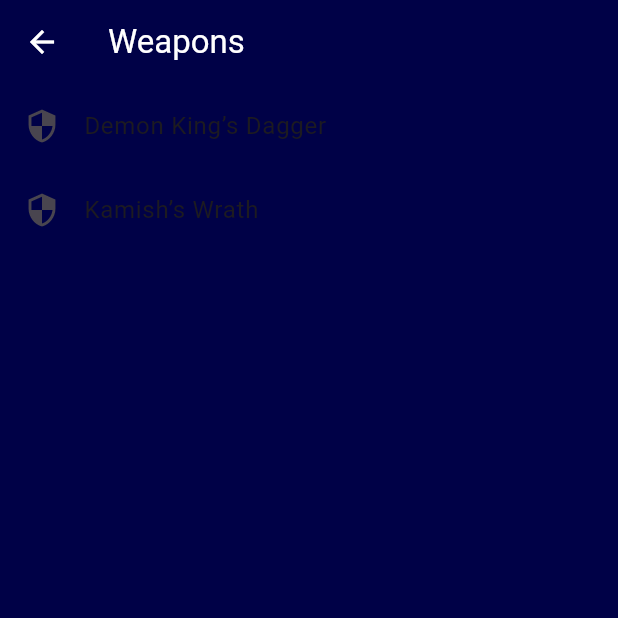
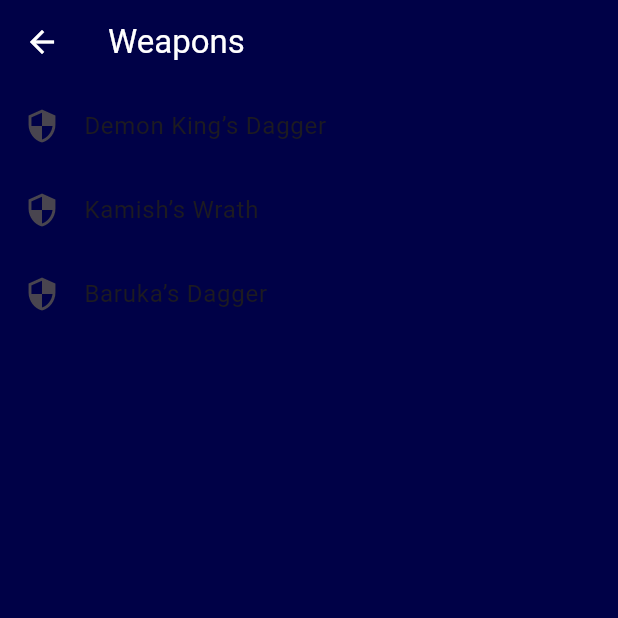
Before and after one commit to aldenngsk/Orb25---ShadowFit-Apollo-, a Flutter app: the WeaponsPage screen opened directly, on a phone screen of 412 x 824 dp, the top half of it. Run offline on Flutter 3.47's test engine with Material 3 defaults, Android fonts, the phone set to English and light mode, and no system bars; our stand-ins replace camera, cloud_firestore, firebase_auth, firebase_core, firebase_storage, just_audio and 2 more; missing offline and left inert: google_mlkit_pose_detection; accounts and stored records are empty.

Commit message:
added dagger

```diff
--- a/lib/pages/weapons_page.dart
+++ b/lib/pages/weapons_page.dart
@@ -6,6 +6,7 @@ class WeaponsPage extends StatelessWidget {
   final List<String> weapons = const [
     'Demon King’s Dagger',
     'Kamish’s Wrath',
+    'Baruka’s Dagger',
   ];
 
   @override
```
